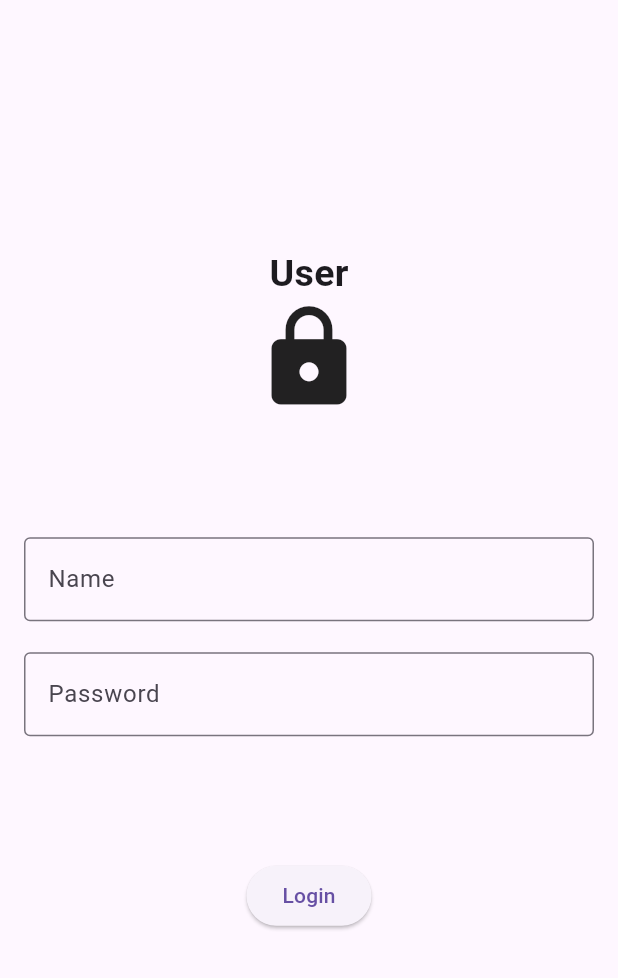
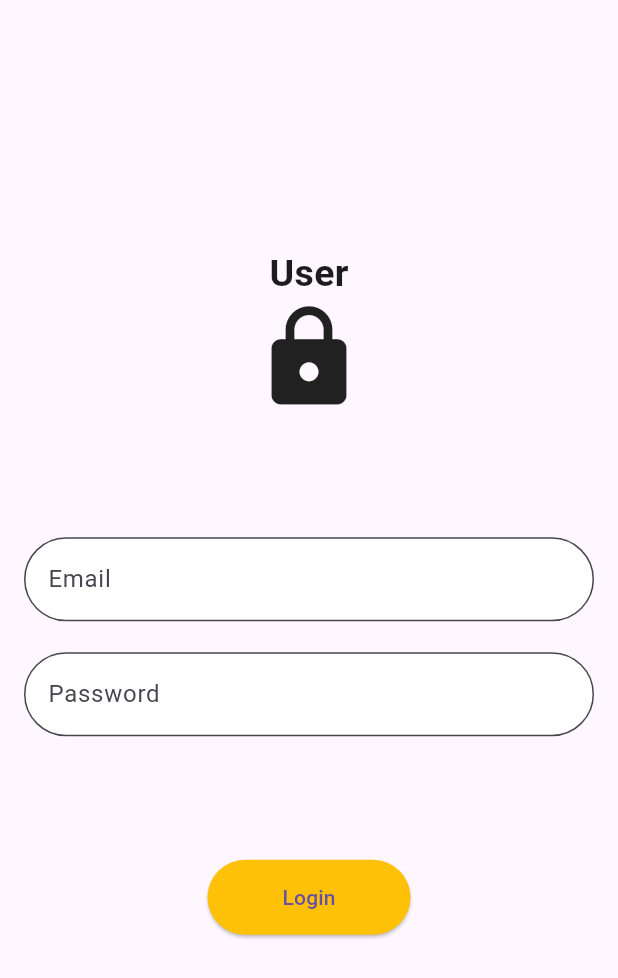
Before and after one commit to Syamkrishna2272/User-AdminTask, a Flutter app: the screen it shows after launch, after a tap on "User Login", on a phone screen of 412 x 824 dp. Shown: the top 978 px of the screen. Run offline on Flutter 3.47's test engine with Material 3 defaults, Android fonts, the light colour scheme and no system bars; our stand-ins replace cloud_firestore, firebase_core; accounts and stored records are empty.

Commit message:
user side details completed ,delete added

```diff
--- a/lib/login_page.dart
+++ b/lib/login_page.dart
@@ -24,7 +24,7 @@ class LoginPage extends StatelessWidget {
               onTap: () {
                 Navigator.of(context)
                     .push(MaterialPageRoute(builder: (context) {
-                  return const UserLoginPage();
+                  return  UserLoginPage();
                 }));
               },
               child: const Text(
--- a/lib/modules/adminmodule/screens/add_location_screen.dart
+++ b/lib/modules/adminmodule/screens/add_location_screen.dart
@@ -12,7 +12,7 @@ class AddingScreen extends StatelessWidget {
   @override
   Widget build(BuildContext context) {
     return Scaffold(
-      backgroundColor: Colors.black,
+      backgroundColor: Colors.black12,
       appBar: AppBar(
         automaticallyImplyLeading: false,
         title: const Center(
@@ -69,7 +69,6 @@ class AddingScreen extends StatelessWidget {
                               return null;
                             },
                             controller: stateController,
-                            // keyboardType: TextInputType.number,
                             decoration: const InputDecoration(
                                 filled: true,
                                 fillColor: Colors.white,
@@ -133,7 +132,8 @@ class AddingScreen extends StatelessWidget {
                                     stateController,
                                     districtController,
                                     citiesController,
-                                    formkey,context);
+                                    formkey,
+                                    context ,);
                               },
                               icon: const Icon(
                                 Icons.check,
--- a/lib/modules/usermodule/screens/user_login_screen.dart
+++ b/lib/modules/usermodule/screens/user_login_screen.dart
@@ -1,14 +1,22 @@
 import 'package:flutter/material.dart';
+import 'package:user_admin_machinetask/modules/usermodule/screens/user_dashboard_screen.dart';
 
 class UserLoginPage extends StatelessWidget {
-  const UserLoginPage({super.key});
+  UserLoginPage({super.key});
+
+  final GlobalKey<FormState> formkey = GlobalKey<FormState>();
+  final emailController = TextEditingController();
+  final passwordController = TextEditingController();
 
   @override
   Widget build(BuildContext context) {
     final Size size = MediaQuery.of(context).size;
     return Scaffold(
       body: SafeArea(
+        child: SingleChildScrollView(
           child: Center(
+            child: Form(
+              key: formkey,
               child: Column(
                 children: [
                   SizedBox(height: size.height / 5),
@@ -24,9 +32,14 @@ class UserLoginPage extends StatelessWidget {
                   Padding(
                     padding: const EdgeInsets.symmetric(horizontal: 16.0),
                     child: TextFormField(
-                  decoration: const InputDecoration(
-                    labelText: 'Name',
-                    border: OutlineInputBorder(),
+                      controller: emailController,
+                      decoration: InputDecoration(
+                        labelText: 'Email',
+                        border: OutlineInputBorder(
+                          borderRadius: BorderRadius.circular(30),
+                        ),
+                        filled: true,
+                        fillColor: Colors.white,
                       ),
                     ),
                   ),
@@ -34,9 +47,14 @@ class UserLoginPage extends StatelessWidget {
                   Padding(
                     padding: const EdgeInsets.symmetric(horizontal: 16.0),
                     child: TextFormField(
-                  decoration: const InputDecoration(
+                      controller: passwordController,
+                      decoration: InputDecoration(
                         labelText: 'Password',
-                    border: OutlineInputBorder(),
+                        border: OutlineInputBorder(
+                          borderRadius: BorderRadius.circular(30),
+                        ),
+                        filled: true,
+                        fillColor: Colors.white,
                       ),
                       obscureText: true,
                     ),
@@ -44,14 +62,26 @@ class UserLoginPage extends StatelessWidget {
                   SizedBox(height: size.height / 10),
                   ElevatedButton(
                     onPressed: () {
-                  // Handle login logic
+                      Navigator.of(context).push(MaterialPageRoute(builder: (context){
+                        return UserDashboard();
+                      }));
                     },
+                    style: ElevatedButton.styleFrom(
+                      backgroundColor: Colors.amber,
+                      shape: RoundedRectangleBorder(
+                        borderRadius: BorderRadius.circular(30),
+                      ),
+                      padding: const EdgeInsets.symmetric(
+                          horizontal: 50, vertical: 15),
+                    ),
                     child: const Text('Login'),
                   ),
                 ],
               ),
             ),
           ),
+        ),
+      ),
     );
   }
 }
--- a/pubspec.yaml
+++ b/pubspec.yaml
@@ -37,6 +37,7 @@ dependencies:
   cupertino_icons: ^1.0.6
   firebase_core: ^3.3.0
   cloud_firestore: ^5.2.1
+
 
 dev_dependencies:
   flutter_test:
```
Also changed, not shown: lib/authentication/user_authentication.dart (added, +16 -0 lines), lib/modules/adminmodule/screens/admin_dashboard_screen.dart (+110 -12 lines), lib/modules/adminmodule/services/location_service.dart (+17 -0 lines), lib/modules/usermodule/screens/user_dashboard_screen.dart (+77 -0 lines). Lines whose indentation alone changed are shown as unchanged.
